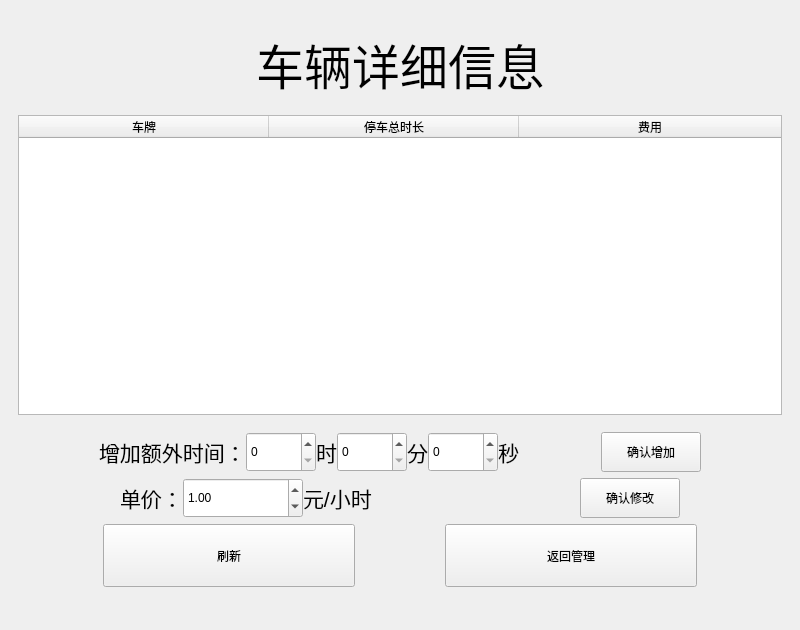
Old version of the form src/mainwindow.ui in the repository ShakingFishForProgram/StackLinkedParkingManager.
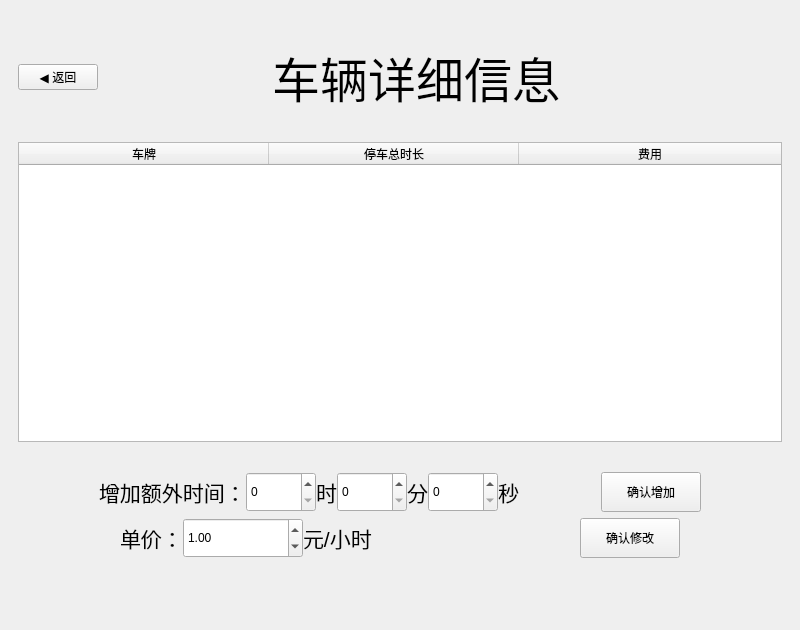
New version of the form. The open tabs and pages were chosen to show the change.

Commit message: 增加了车辆信息显示页面的自动刷新功能

Patch:
```diff
--- a/src/mainwindow.ui
+++ b/src/mainwindow.ui
@@ -693,17 +693,66 @@
           </property>
          </spacer>
         </item>
-        <item alignment="Qt::AlignmentFlag::AlignHCenter">
-         <widget class="QLabel" name="labelCarInfoTitle">
-          <property name="font">
-           <font>
-            <pointsize>36</pointsize>
-           </font>
-          </property>
-          <property name="text">
-           <string>车辆详细信息</string>
-          </property>
-         </widget>
+        <item>
+         <layout class="QHBoxLayout" name="layoutCarInfoTitleRow">
+          <item>
+           <widget class="QPushButton" name="btnCarInfoBack">
+            <property name="minimumSize">
+             <size>
+              <width>50</width>
+              <height>23</height>
+             </size>
+            </property>
+            <property name="text">
+             <string>◀ 返回</string>
+            </property>
+           </widget>
+          </item>
+          <item>
+           <spacer name="horizontalSpacerTitleLeft">
+            <property name="orientation">
+             <enum>Qt::Orientation::Horizontal</enum>
+            </property>
+            <property name="sizeType">
+             <enum>QSizePolicy::Policy::Expanding</enum>
+            </property>
+            <property name="sizeHint" stdset="0">
+             <size>
+              <width>40</width>
+              <height>20</height>
+             </size>
+            </property>
+           </spacer>
+          </item>
+          <item alignment="Qt::AlignmentFlag::AlignHCenter">
+           <widget class="QLabel" name="labelCarInfoTitle">
+            <property name="font">
+             <font>
+              <pointsize>36</pointsize>
+             </font>
+            </property>
+            <property name="text">
+             <string>车辆详细信息    </string>
+            </property>
+           </widget>
+          </item>
+          <item>
+           <spacer name="horizontalSpacerTitleRight">
+            <property name="orientation">
+             <enum>Qt::Orientation::Horizontal</enum>
+            </property>
+            <property name="sizeType">
+             <enum>QSizePolicy::Policy::Expanding</enum>
+            </property>
+            <property name="sizeHint" stdset="0">
+             <size>
+              <width>140</width>
+              <height>20</height>
+             </size>
+            </property>
+           </spacer>
+          </item>
+         </layout>
         </item>
         <item>
          <spacer name="verticalSpacerCarInfoMid">
@@ -1031,75 +1080,6 @@
             </property>
            </spacer>
           </item>
-          <item>
-           <layout class="QHBoxLayout" name="layoutCarInfoBtns">
-            <item>
-             <spacer name="horizontalSpacerCarInfoLeft">
-              <property name="orientation">
-               <enum>Qt::Orientation::Horizontal</enum>
-              </property>
-              <property name="sizeHint" stdset="0">
-               <size>
-                <width>40</width>
-                <height>20</height>
-               </size>
-              </property>
-             </spacer>
-            </item>
-            <item>
-             <widget class="QPushButton" name="btnRefreshCarInfo">
-              <property name="minimumSize">
-               <size>
-                <width>252</width>
-                <height>63</height>
-               </size>
-              </property>
-              <property name="text">
-               <string>刷新</string>
-              </property>
-             </widget>
-            </item>
-            <item>
-             <spacer name="horizontalSpacerBetweenCarInfo">
-              <property name="orientation">
-               <enum>Qt::Orientation::Horizontal</enum>
-              </property>
-              <property name="sizeHint" stdset="0">
-               <size>
-                <width>20</width>
-                <height>20</height>
-               </size>
-              </property>
-             </spacer>
-            </item>
-            <item>
-             <widget class="QPushButton" name="btnCarInfoBack">
-              <property name="minimumSize">
-               <size>
-                <width>252</width>
-                <height>63</height>
-               </size>
-              </property>
-              <property name="text">
-               <string>返回管理</string>
-              </property>
-             </widget>
-            </item>
-            <item>
-             <spacer name="horizontalSpacerCarInfoRight">
-              <property name="orientation">
-               <enum>Qt::Orientation::Horizontal</enum>
-              </property>
-              <property name="sizeHint" stdset="0">
-               <size>
-                <width>40</width>
-                <height>20</height>
-               </size>
-              </property>
-             </spacer>
-            </item>
-           </layout>
-          </item>
          </layout>
         </item>
         <item>
```
Left out of the diff: 2 changed lines with no effect on the pictures. The commit also changes 2 other files.
